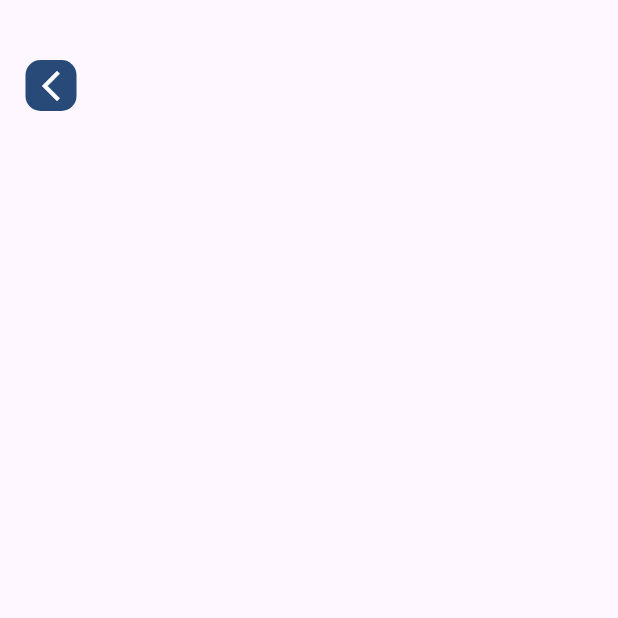
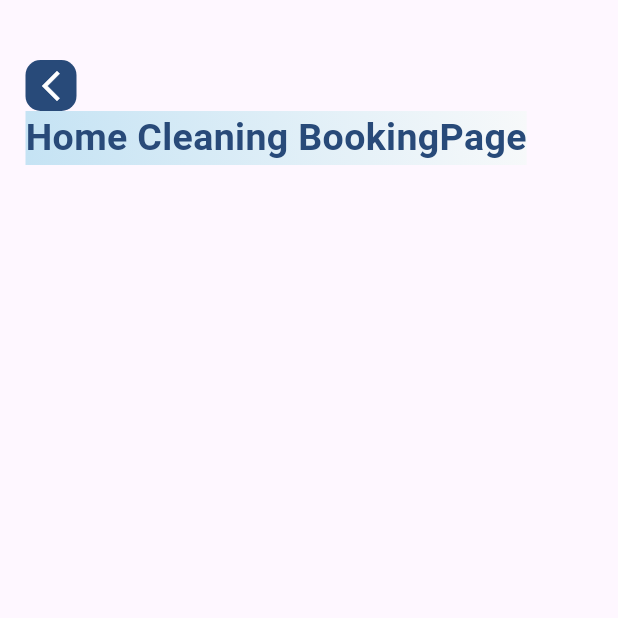
Before and after one commit to Senwin5/serviceproduction, a Flutter app: the screen it shows after launch, on a phone screen of 412 x 824 dp, the top half of it. Run offline on Flutter 3.47's test engine with Material 3 defaults, Android fonts, the phone set to English and light mode, and no system bars; our stand-ins replace curved_navigation_bar.

```diff
--- a/lib/pages/book_page.dart
+++ b/lib/pages/book_page.dart
@@ -43,6 +43,18 @@ class _BookPageState extends State<BookPage> {
                   end: Alignment.bottomLeft,
                 ),
               ),
+              child: Column(
+                children: [
+                  Text(
+                    'Home Cleaning BookingPage',
+                    style: TextStyle(
+                      color: Color(0xff284a79),
+                      fontSize: 25.0,
+                      fontWeight: FontWeight.bold,
+                    ),
+                  ),
+                ],
+              ),
             ),
           ],
         ),
```
